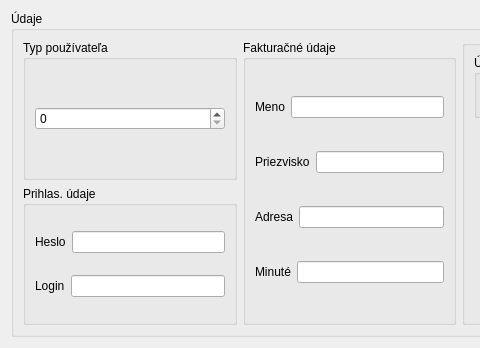
Before: the Qt Designer form changes.ui in karinjanovjakova/OOP_lekaren, drawn with Qt 5; both pictures show x 0 to 480 and y 0 to 348 of the 699 by 348 pixel window.
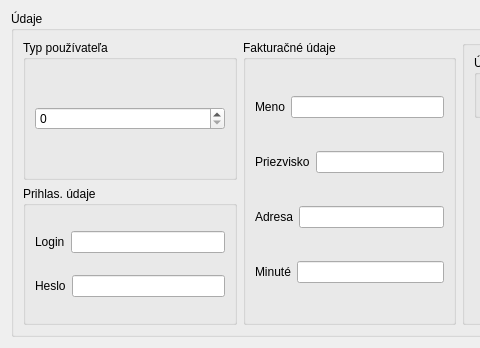
After: the same form once the commit is applied.

```diff
--- a/changes.ui
+++ b/changes.ui
@@ -48,20 +48,6 @@
             <layout class="QHBoxLayout" name="horizontalLayout_9">
              <item>
               <layout class="QVBoxLayout" name="verticalLayout_2">
-               <item>
-                <layout class="QHBoxLayout" name="horizontalLayout_2">
-                 <item>
-                  <widget class="QLabel" name="label_2">
-                   <property name="text">
-                    <string>Heslo</string>
-                   </property>
-                  </widget>
-                 </item>
-                 <item>
-                  <widget class="QLineEdit" name="hes"/>
-                 </item>
-                </layout>
-               </item>
                <item>
                 <layout class="QHBoxLayout" name="horizontalLayout">
                  <item>
@@ -76,6 +62,20 @@
                  </item>
                 </layout>
                </item>
+               <item>
+                <layout class="QHBoxLayout" name="horizontalLayout_2">
+                 <item>
+                  <widget class="QLabel" name="label_2">
+                   <property name="text">
+                    <string>Heslo</string>
+                   </property>
+                  </widget>
+                 </item>
+                 <item>
+                  <widget class="QLineEdit" name="hes"/>
+                 </item>
+                </layout>
+               </item>
               </layout>
              </item>
             </layout>
```
